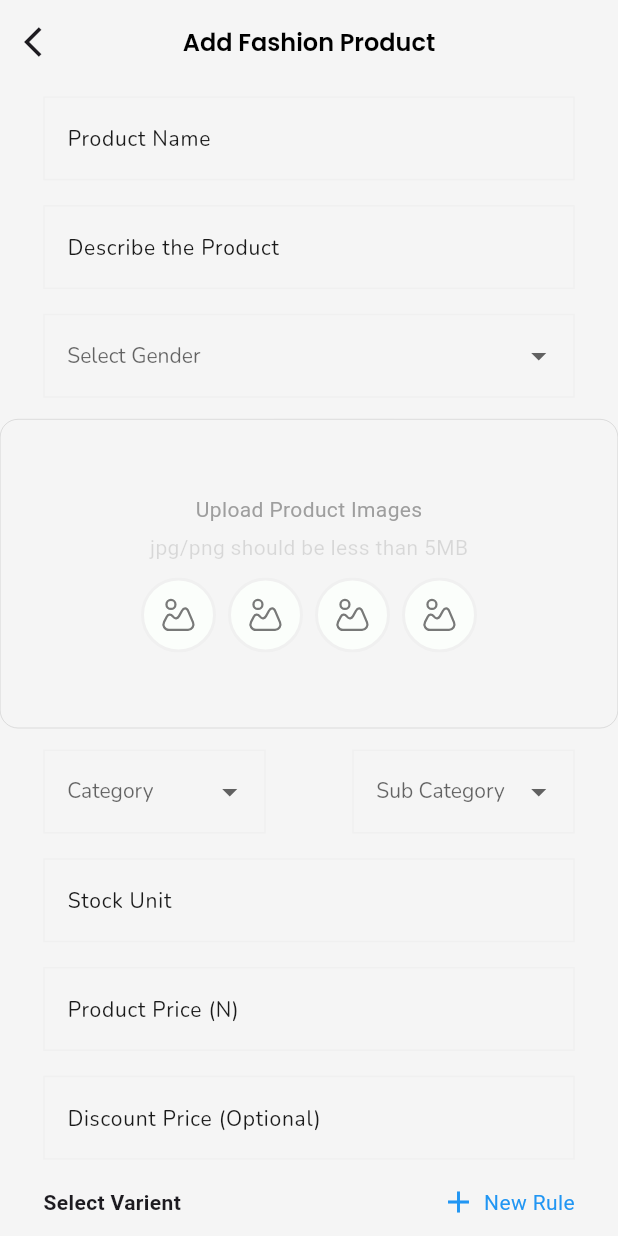
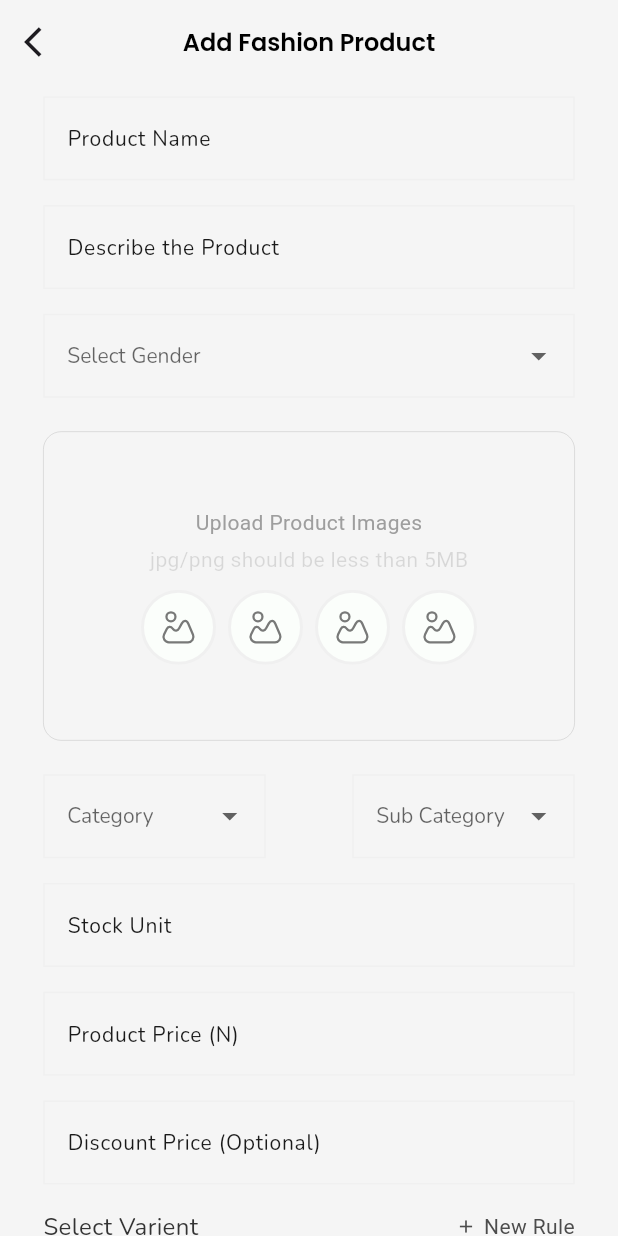
Before and after one commit to codeedexprojects/fastbag_vendor_flutter, a Flutter app: the AddFashionProduct screen opened directly, on a phone screen of 412 x 824 dp. Run offline on Flutter 3.47's test engine with Material 3 defaults, Android fonts, the phone set to English and light mode, and no system bars; our stand-ins replace cached_network_image, dio, file_picker, flutter_svg, font_awesome_flutter, google_fonts and 2 more; missing offline and left inert: dart:ffi, flutter_svprogresshud; accounts and stored records are empty; Roboto replaces fonts that are missing (Inder).

Commit message:
initial commit

```diff
--- a/lib/Commons/fonts.dart
+++ b/lib/Commons/fonts.dart
@@ -81,7 +81,6 @@ TextStyle normalFont5(
     required Color color}) {
   return GoogleFonts.inder(
     fontSize: fontsize,
-    fontWeight: FontWeight.bold,
     color: color,
     // fontStyle: FontStyle.italic
   );
--- a/lib/Features/Products/fashion/view/add_fashion_product.dart
+++ b/lib/Features/Products/fashion/view/add_fashion_product.dart
@@ -29,6 +29,21 @@ class _AddFashionProductState extends State<AddFashionProduct> {
   bool _inStock = false;
 
   List<Map<String, dynamic>> sizeRules = []; // List to store size & color variants
+  List <Map<String,dynamic>> addVarient=[];
+  void addVarientRule() {
+    setState(() {
+      addVarient.add({
+        "size": "",
+        "image":"",
+
+      });
+    });
+  }
+  void removeRuleVarient(int index) {
+    setState(() {
+      addVarient.removeAt(index);
+    });
+  }
 
   void _onFilePicked(List<File> files) {
     setState(() {
@@ -84,9 +99,15 @@ class _AddFashionProductState extends State<AddFashionProduct> {
             ProductnameField(label: 'Product Name', controller: nameController),
             ProductnameField(label: 'Describe the Product', controller: descriptionController),
             SelectField(label: 'Select Gender', controller: genderController, items: ['Male', 'Female']),
-            FbProductsFilePicker(
+            Padding(
+              padding: EdgeInsets.symmetric(
+                vertical: screenHeight*.01,
+                horizontal: screenWidth*.07
+              ),
+              child: FbProductsFilePicker(
                 fileCategory: "Product",
                 onFilesPicked: _onFilePicked,
+              ),
             ),
             Row(
               children: [
@@ -106,14 +127,14 @@ class _AddFashionProductState extends State<AddFashionProduct> {
               child: Row(
                 mainAxisAlignment: MainAxisAlignment.spaceBetween,
                 children: [
-                  Text('Select Varient', style: TextStyle(fontWeight: FontWeight.bold)),
+                  Text('Select Varient', style: normalFont4(fontsize: 16, fontweight: FontWeight.w400, color: FbColors.black2)),
                   GestureDetector(
-                    onTap: addNewSizeRule,
+                    onTap: addVarientRule,
                     child: Row(
-                      children: const [
-                        Icon(Icons.add, color: Colors.blue),
+                      children:  [
+                        Icon(Icons.add, color: Color.fromRGBO(76, 76, 76, 1),size: 14,),
                         SizedBox(width: 5),
-                        Text('New Rule', style: TextStyle(color: Colors.blue)),
+                        Text('New Rule', style:normalFont5(fontsize: 14, fontweight: FontWeight.w500, color: Color.fromRGBO(76, 76, 76, 1))),
                       ],
                     ),
                   ),
@@ -121,9 +142,9 @@ class _AddFashionProductState extends State<AddFashionProduct> {
               ),
             ),
             Column(
-              children: sizeRules.asMap().entries.map((entry) {
+              children: addVarient.asMap().entries.map((entry) {
                 int index = entry.key;
-                var sizeRule = entry.value;
+                var varientRule = entry.value;
                 return Card(
                   margin: EdgeInsets.symmetric(horizontal: screenWidth * .07, vertical: 5),
                   elevation: 2,
@@ -140,11 +161,11 @@ class _AddFashionProductState extends State<AddFashionProduct> {
                             const SizedBox(width: 10),
                             Expanded(
                               child: TextFormField(
-                                initialValue: sizeRule["color"],
+                                initialValue: varientRule["color"],
                                 decoration: const InputDecoration(labelText: "Color"),
                                 onChanged: (value) {
                                   setState(() {
-                                    sizeRules[index]["color"] = value;
+                                    varientRule[index]["color"] = value;
                                   });
                                 },
                               ),
@@ -164,7 +185,7 @@ class _AddFashionProductState extends State<AddFashionProduct> {
 
                             ),
                             IconButton(
-                              onPressed: () => removeRule(index),
+                              onPressed: () => removeRuleVarient(index),
                               icon: const Icon(Icons.close, color: Colors.red),
                             ),
                           ],
@@ -181,14 +202,14 @@ class _AddFashionProductState extends State<AddFashionProduct> {
               child: Row(
                 mainAxisAlignment: MainAxisAlignment.spaceBetween,
                 children: [
-                  const Text('Select Size', style: TextStyle(fontWeight: FontWeight.bold)),
+                  Text('Select Size', style: normalFont4(fontsize: 16, fontweight: FontWeight.w400, color: FbColors.black2)),
                   GestureDetector(
                     onTap: addNewSizeRule,
                     child: Row(
-                      children: const [
-                        Icon(Icons.add, color: Colors.blue),
+                      children:  [
+                        Icon(Icons.add, color: Color.fromRGBO(76, 76, 76, 1),size: 14,),
                         SizedBox(width: 5),
-                        Text('New Rule', style: TextStyle(color: Colors.blue)),
+                        Text('New Rule', style: normalFont5(fontsize: 14, fontweight: FontWeight.w500, color: Color.fromRGBO(76, 76, 76, 1))),
                       ],
                     ),
                   ),
@@ -277,7 +298,11 @@ class _AddFashionProductState extends State<AddFashionProduct> {
               }).toList(),
             ),
 
-            FbToggleSwitch(
+            Padding(
+              padding: EdgeInsets.symmetric(
+                  horizontal:  screenWidth * .07,
+                  vertical: screenHeight * .01),
+              child: FbToggleSwitch(
                 title: 'Mark Product in stock',
                 initialValue: _inStock,
                 onToggleChanged: (value) {
@@ -286,7 +311,13 @@ class _AddFashionProductState extends State<AddFashionProduct> {
                   });
                 },
               ),
-            FbButton(onClick: () {}, label: 'Add to Product'),
+            ),
+            Padding(
+              padding: EdgeInsets.symmetric(
+                  horizontal:  screenWidth * .07,
+                  vertical: screenHeight * .01),
+              child: FbButton(onClick: () {}, label: 'Add to Product'),
+            ),
             const SizedBox(height: 10),
           ],
         ),
```
Lines whose indentation alone changed are shown as unchanged.
